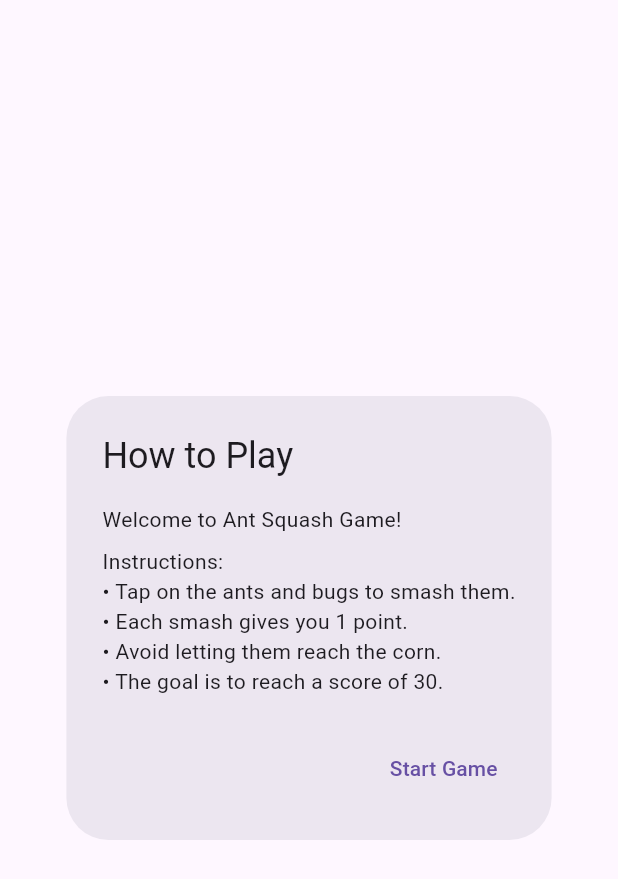
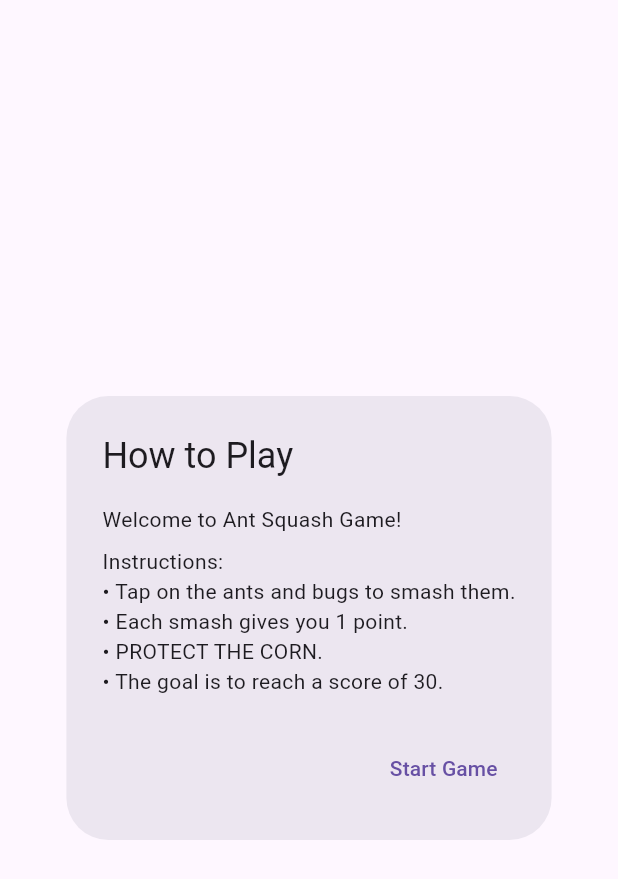
Before and after one commit to ukccatc/flutter_ant_mini_game, a Flutter app: the InstructionsOverlay widget shown alone on an empty page, opened directly with empty values, on a phone screen of 412 x 824 dp. Shown: the top 879 px of the screen. Run offline on Flutter 3.47's test engine with Material 3 defaults, Android fonts, the light colour scheme and no system bars; missing offline and left inert: flame, flame_audio.

Commit message:
final version for now+

```diff
--- a/lib/main.dart
+++ b/lib/main.dart
@@ -362,7 +362,7 @@ class InstructionsOverlay extends StatelessWidget {
             Text("Instructions:"),
             Text("• Tap on the ants and bugs to smash them."),
             Text("• Each smash gives you 1 point."),
-            Text("• Avoid letting them reach the corn."),
+            Text("• PROTECT THE CORN."),
             Text("• The goal is to reach a score of 30."),
           ],
         ),
```
